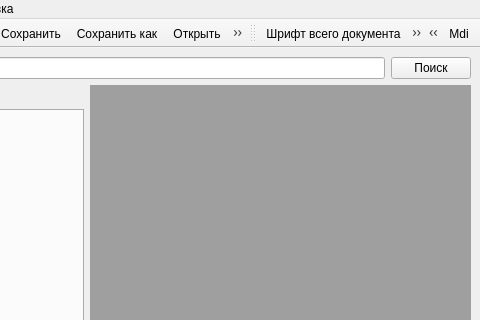
Before: the Qt Designer form MainWindow.ui in mrEscow/GB_QT, drawn with Qt 5; both pictures show x 254 to 734 and y 0 to 320 of the 734 by 517 pixel window.
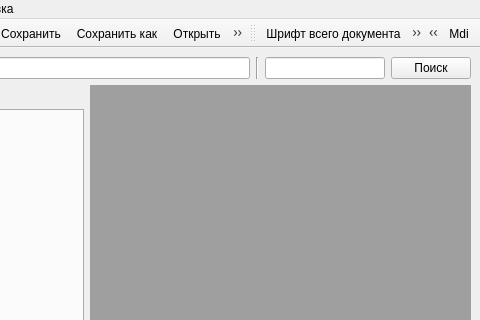
After: the same form once the commit is applied. Icons and pictures are not drawn.

The edit to the form file:
```diff
--- a/MainWindow.ui
+++ b/MainWindow.ui
@@ -65,6 +65,23 @@
             </property>
            </widget>
           </item>
+          <item>
+           <widget class="Line" name="line">
+            <property name="orientation">
+             <enum>Qt::Vertical</enum>
+            </property>
+           </widget>
+          </item>
+          <item>
+           <widget class="QLineEdit" name="lineFile">
+            <property name="maximumSize">
+             <size>
+              <width>120</width>
+              <height>16777215</height>
+             </size>
+            </property>
+           </widget>
+          </item>
           <item>
            <widget class="QPushButton" name="pushButtonSearch">
             <property name="text">
```
Left out of the diff: 2 changed lines with no effect on the pictures.
